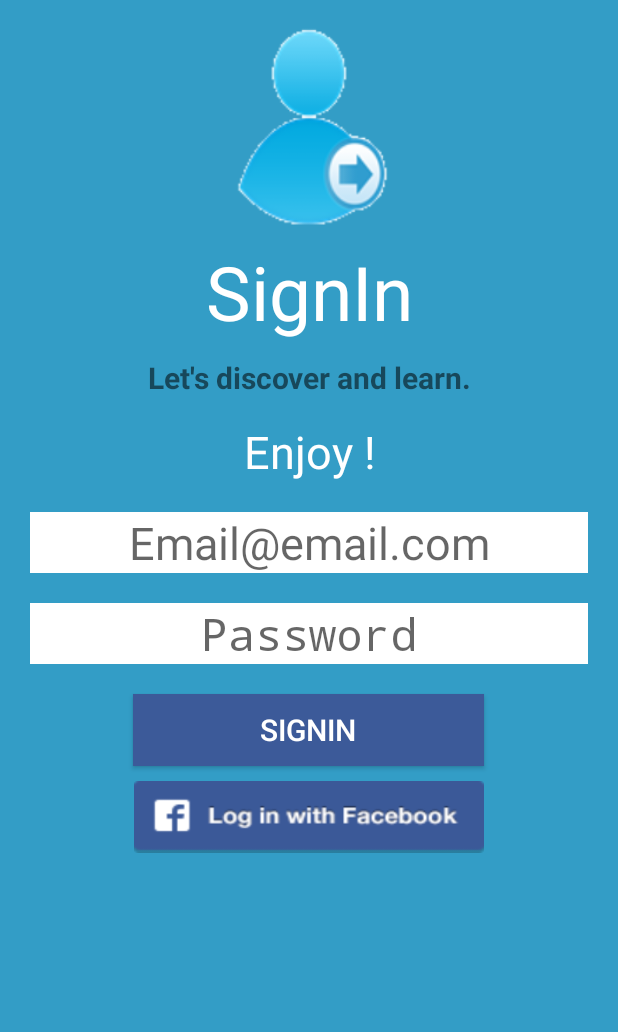
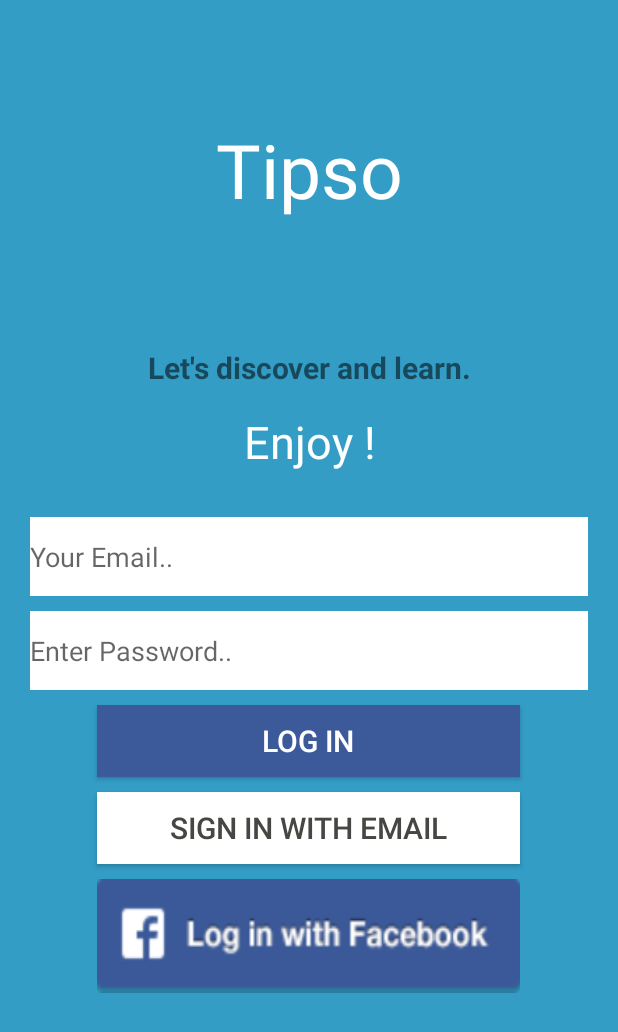
Before and after one commit to hatem-Hadrich/Tipso, an Android app: the SignIn screen opened directly, with no data from a screen before it, on a phone screen of 412 x 824 dp. Shown: the top 1032 px of the screen. Run offline under Robolectric (Android 15) with nearby library versions, the phone set to English and light mode, and no system bars.

Commit message:
version 8
    add file HttpManager.java
    add file LoginIn.java
    update file SignIn.java
    add file activity_log_in.xml
    update file activity_sign_in.xml
    update file AndroidManifest.xml

```diff
--- a/app/src/main/res/layout/activity_sign_in.xml
+++ b/app/src/main/res/layout/activity_sign_in.xml
@@ -9,29 +9,20 @@
         android:orientation="vertical"
         android:layout_width="fill_parent"
         android:layout_height="fill_parent"
-        android:weightSum="1"
-        android:layout_alignParentEnd="true">
-
-        <ImageView
-            android:layout_width="149dp"
-            android:layout_height="150dp"
-            android:id="@+id/signInImg"
-            android:layout_gravity="center_horizontal"
-            android:paddingTop="10dp"
-            android:src="@drawable/signin"
-            android:layout_marginTop="5dp" />
+        android:weightSum="1">
 
         <TextView
             android:layout_width="164dp"
             android:layout_height="wrap_content"
-            android:text="SignIn"
+            android:text="Tipso"
             android:id="@+id/title_signIn"
             android:layout_gravity="center_horizontal"
             android:textSize="50dp"
             android:textColor="@android:color/white"
             android:paddingTop="5dp"
             android:autoText="false"
-            android:gravity="center_vertical|center|center_horizontal" />
+            android:gravity="center_vertical|center|center_horizontal"
+            android:layout_weight="0.37" />
 
         <TextView
             android:layout_width="wrap_content"
@@ -60,39 +51,30 @@
         <EditText
             android:layout_width="match_parent"
             android:layout_height="wrap_content"
-            android:inputType="textEmailAddress"
-            android:ems="10"
             android:id="@+id/email_signIn"
-            android:layout_gravity="center_horizontal"
-            android:textColor="#ffacb8b0"
-            android:textStyle="normal"
-            android:background="@android:color/white"
-            android:hint="Email@email.com"
-            android:textSize="30dp"
-            android:gravity="center_vertical|center|center_horizontal"
             android:layout_marginLeft="20dp"
             android:layout_marginRight="20dp"
-            android:layout_marginBottom="20dp" />
+            android:layout_marginTop="10dp"
+            android:background="#FFFFFF"
+            android:layout_weight="0.07"
+            android:hint="Your Email.." />
 
         <EditText
             android:layout_width="match_parent"
             android:layout_height="wrap_content"
-            android:inputType="textPassword"
-            android:ems="10"
             android:id="@+id/password_singIn"
-            android:layout_gravity="center_horizontal"
-            android:hint="Password"
-            android:background="@android:color/white"
-            android:textSize="30dp"
-            android:gravity="center_vertical|center|center_horizontal"
             android:layout_marginLeft="20dp"
             android:layout_marginRight="20dp"
-            android:layout_marginBottom="20dp" />
+            android:layout_marginTop="10dp"
+            android:background="#FFFFFF"
+            android:layout_weight="0.07"
+            android:hint="Enter Password.." />
 
         <Button
-            android:layout_width="234dp"
+            android:layout_width="282dp"
             android:layout_height="wrap_content"
-            android:text="SignIn"
+            android:layout_marginTop="10dp"
+            android:text="LOG IN"
             android:id="@+id/btnSignIn"
             android:onClick="authentication"
             android:layout_gravity="center_horizontal"
@@ -102,11 +84,27 @@
             android:layout_marginBottom="10dp" />
 
         <Button
-            android:layout_width="233dp"
+            android:layout_width="282dp"
             android:layout_height="wrap_content"
+            android:text="SIGN IN WITH EMAIL"
+            android:id="@+id/login_btn"
+
+            android:layout_gravity="center_horizontal"
+            android:textSize="20dp"
+            android:textColor="#ff464642"
+            android:background="#FFFFFF"
+            android:layout_marginBottom="10dp"
+            android:clickable="true"
+            android:onClick="signUp" />
+
+        <Button
+            android:layout_width="282dp"
+            android:layout_height="40dp"
             android:id="@+id/btnFacebook"
             android:layout_gravity="center_horizontal"
-            android:background="@drawable/login_facebook" />
+            android:background="@drawable/login_facebook"
+            android:layout_weight="0.09" />
 
     </LinearLayout>
+
 </RelativeLayout>
```
Also changed, not shown: app/src/main/AndroidManifest.xml (+9 -0 lines), app/src/main/java/com/exemple/tipso/HttpManager.java (added, +70 -0 lines), app/src/main/java/com/exemple/tipso/LogIn.java (added, +108 -0 lines), app/src/main/java/com/exemple/tipso/SignIn.java (+131 -2 lines), app/src/main/res/layout/activity_log_in.xml (added, +132 -0 lines).
